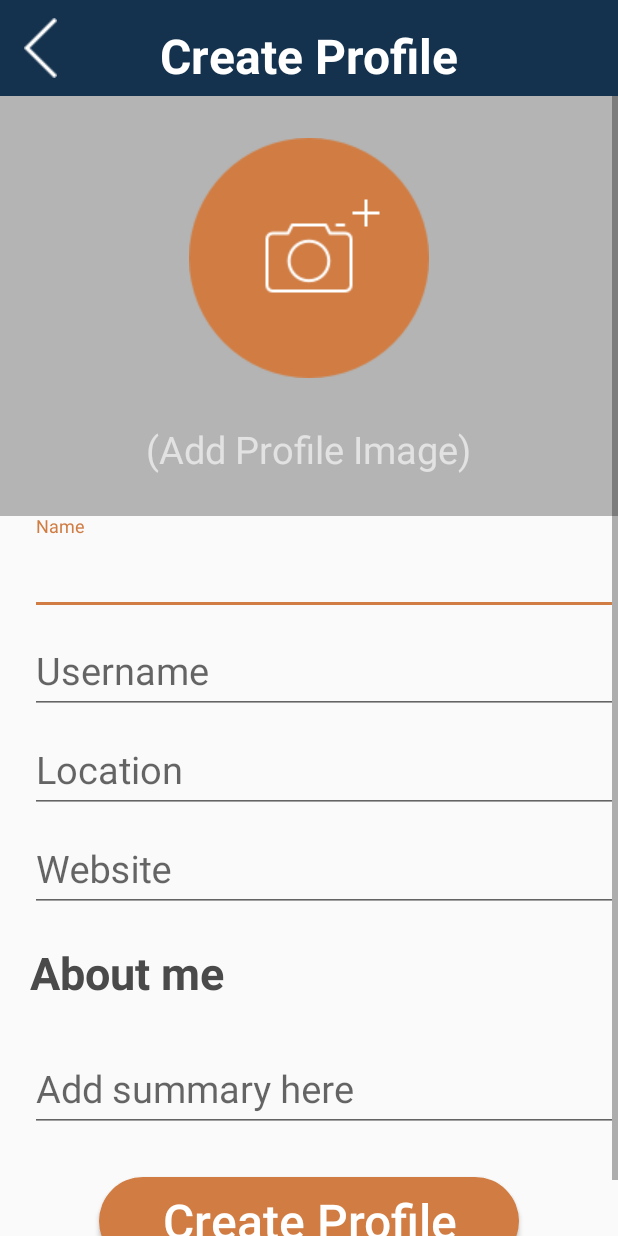
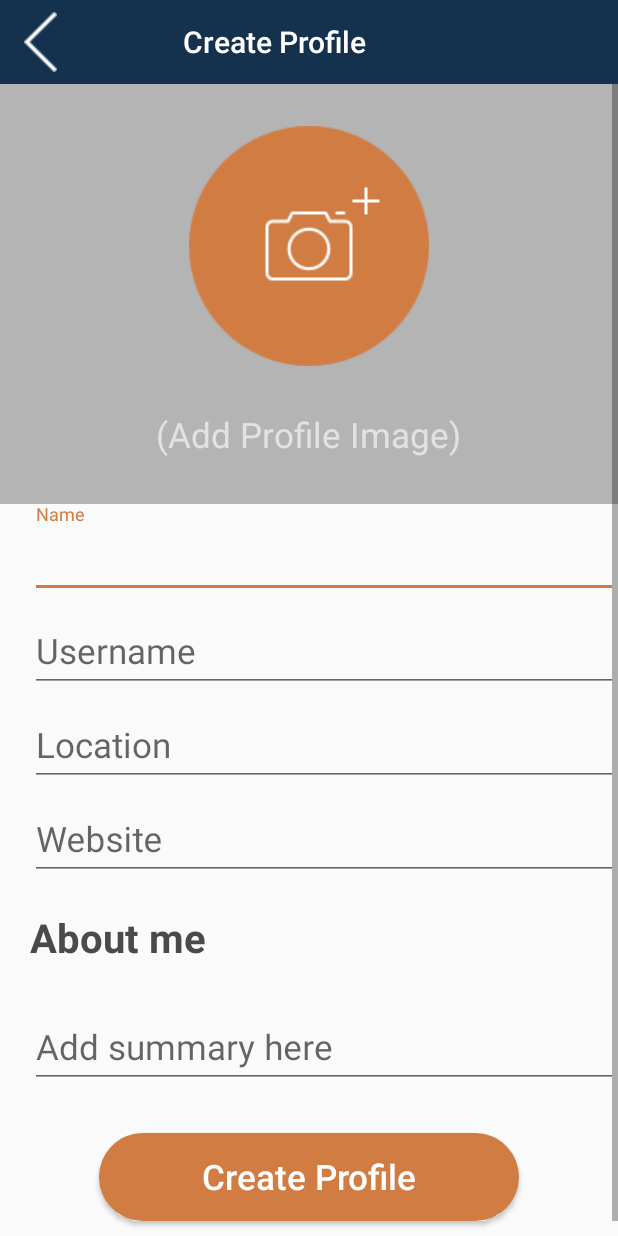
Before and after one commit to ImayaDismas/theforce, an Android app: the CreateProfile screen opened directly, with no data from a screen before it, on a phone screen of 412 x 824 dp. Run offline under Robolectric (Android 15) with nearby library versions, the phone set to English and light mode, and no system bars.

Commit message:
Edited the layout font sizes and titles

```diff
--- a/app/src/main/res/layout/activity_create_profile.xml
+++ b/app/src/main/res/layout/activity_create_profile.xml
@@ -3,24 +3,17 @@
     xmlns:tools="http://schemas.android.com/tools"
     android:layout_width="match_parent"
     android:layout_height="match_parent"
+    xmlns:app="http://schemas.android.com/apk/res-auto"
     tools:context="com.example.jaykayitare.theforce.CreateProfile">
     <android.support.v7.widget.Toolbar
+        xmlns:android="http://schemas.android.com/apk/res/android"
+        android:layout_width="match_parent"
+        android:layout_height="wrap_content"
+        android:background="@color/weirdblue"
         android:id="@+id/toolbar"
-        android:layout_width="match_parent"
-        android:layout_height="64dp"
-        android:background="@color/weirdblue"
-        android:minHeight="?attr/actionBarSize" />
-    <TextView
-        android:layout_width="wrap_content"
-        android:layout_height="wrap_content"
-        android:textAppearance="?android:attr/textAppearanceMedium"
-        android:text="@string/create_profile"
-        android:id="@+id/textView5"
-        android:textColor="#FFFFFF"
-        android:textStyle="bold"
-        android:textSize="48px"
-        android:layout_marginTop="15dp"
-        android:layout_centerHorizontal="true" />
+        android:theme="@style/ThemeOverlay.AppCompat.Dark.ActionBar"
+        app:title="Create Profile"
+        app:titleMarginStart="100dp"/>
     <ScrollView
         android:layout_height="wrap_content"
         android:layout_width="match_parent"
@@ -51,7 +44,7 @@
                 <TextView
                     android:id="@+id/add_image_text"
                     android:textColor="@color/addImageColor"
-                    android:textSize="25sp"
+                    android:textSize="35px"
                     android:text="(Add Profile Image)"
                     android:layout_centerHorizontal="true"
                     android:layout_below="@+id/imageButton"
@@ -71,7 +64,7 @@
                     <EditText
                         android:id="@+id/name"
                         android:hint="Name"
-                        android:textSize="25sp"
+                        android:textSize="35px"
                         android:textColorHint="@color/textgrey"
                         android:textColor="@color/textblack"
                         android:layout_width="match_parent"
@@ -88,7 +81,7 @@
                     <EditText
                         android:id="@+id/username"
                         android:hint="Username"
-                        android:textSize="25sp"
+                        android:textSize="35px"
                         android:textColorHint="@color/textgrey"
                         android:textColor="@color/textblack"
                         android:layout_width="match_parent"
@@ -105,7 +98,7 @@
                     <EditText
                         android:id="@+id/location"
                         android:hint="Location"
-                        android:textSize="25sp"
+                        android:textSize="35px"
                         android:textColorHint="@color/textgrey"
                         android:textColor="@color/textblack"
                         android:layout_width="match_parent"
@@ -122,7 +115,7 @@
                     <EditText
                         android:id="@+id/website"
                         android:hint="Website"
-                        android:textSize="25sp"
+                        android:textSize="35px"
                         android:textColorHint="@color/textgrey"
                         android:textColor="@color/textblack"
                         android:layout_width="match_parent"
@@ -134,7 +127,7 @@
                     android:textStyle="bold"
                     android:layout_marginTop="20dp"
                     android:layout_marginBottom="20dp"
-                    android:textSize="30sp"
+                    android:textSize="40px"
                     android:layout_below="@id/website_input_layout"
                     android:textColor="@color/textblack"
                     android:layout_width="wrap_content"
@@ -146,7 +139,7 @@
                     android:layout_height="wrap_content">
                     <EditText
                         android:id="@+id/summary"
-                        android:textSize="25sp"
+                        android:textSize="35px"
                         android:hint="Add summary here"
                         android:layout_width="match_parent"
                         android:layout_height="wrap_content" />
@@ -161,7 +154,7 @@
                     android:layout_below="@id/summary_input_layout"
                     android:background="@drawable/roundshapebtn"
                     android:focusableInTouchMode="false"
-                    android:textSize="48px"
+                    android:textSize="35px"
                     android:height="88px"
                     android:width="420px"
                     android:layout_width="wrap_content"
--- a/app/src/main/res/layout/activity_maindrawer.xml
+++ b/app/src/main/res/layout/activity_maindrawer.xml
@@ -6,6 +6,8 @@
     android:layout_height="match_parent"
     android:fitsSystemWindows="true"
     android:orientation="vertical">
+
+
 
     <android.support.v7.widget.Toolbar
         xmlns:android="http://schemas.android.com/apk/res/android"
--- a/app/src/main/res/layout/login.xml
+++ b/app/src/main/res/layout/login.xml
@@ -44,7 +44,7 @@
                 android:layout_centerHorizontal="true"
                 android:background="@drawable/roundshapebtn"
                 android:focusableInTouchMode="false"
-                android:textSize="48px"
+                android:textSize="35px"
                 android:width="420px"
                 android:textColorHint="#ffffff"
                 android:height="88px" />
@@ -58,7 +58,7 @@
                 android:layout_centerHorizontal="true"
                 android:layout_marginTop="87dp"
                 android:background="@drawable/roundshapebtn1"
-                android:textSize="48px"
+                android:textSize="35px"
                 android:width="420px"
                 android:textColorHint="#ffffff"
                 android:height="88px" />
--- a/app/src/main/res/layout/mainlogin_activity.xml
+++ b/app/src/main/res/layout/mainlogin_activity.xml
@@ -76,7 +76,7 @@
                 android:layout_centerHorizontal="true"
                 android:background="@drawable/roundshapebtn1"
                 android:focusableInTouchMode="false"
-                android:textSize="48px"
+                android:textSize="35px"
                 android:width="420px"
                 android:textColor="#ffffff"
                 android:height="88px" />
@@ -98,7 +98,7 @@
                 android:text="@string/forgot_password"
                 android:id="@+id/textView4"
                 android:textColor="#ffffff"
-                android:textSize="40px"
+                android:textSize="35px"
                 android:layout_below="@id/button"
                 android:layout_centerHorizontal="true"
                 android:layout_marginTop="60dp" />
--- a/app/src/main/res/layout/signup_activity.xml
+++ b/app/src/main/res/layout/signup_activity.xml
@@ -87,7 +87,7 @@
                 android:text="@string/i_accept_evrybit_terms_and_conditions"
                 android:id="@+id/textView3"
                 android:textColor="#ffffff"
-                android:textSize="40px"
+                android:textSize="35px"
                 android:layout_marginTop="30dp"
                 android:layout_below="@+id/editText3"
                 android:layout_centerHorizontal="true" />
@@ -102,7 +102,7 @@
                 android:layout_centerHorizontal="true"
                 android:background="@drawable/roundshapebtn"
                 android:focusableInTouchMode="false"
-                android:textSize="48px"
+                android:textSize="35px"
                 android:textColorHint="#FFFFFF"
                 android:width="420px"
                 android:textColor="#ffffff"
--- a/app/src/main/res/layout/tab_layout.xml
+++ b/app/src/main/res/layout/tab_layout.xml
@@ -11,10 +11,11 @@
         android:id="@+id/tabs"
         app:tabGravity="fill"
         app:tabMode="fixed"
-        android:background="@color/weirdblue"
-        app:tabIndicatorColor="@color/weirdblue"
+        android:background="#474747"
         app:tabSelectedTextColor="@color/buttonorange"
+        app:tabIndicatorColor="@color/buttonorange"
         app:tabTextColor="#ffffff"
+        app:tabTextAppearance="@style/MyCustomTabTextAppearance"
         android:layout_width="match_parent"
         android:layout_height="wrap_content">
     </android.support.design.widget.TabLayout>
--- a/app/src/main/res/values/styles.xml
+++ b/app/src/main/res/values/styles.xml
@@ -8,4 +8,9 @@
         <item name="colorAccent">@color/buttonorange</item>
     </style>
 
+    <style name="MyCustomTabTextAppearance" parent="TextAppearance.Design.Tab">
+        <item name="android:textSize">18sp</item>
+        <item name="textAllCaps">false</item>
+    </style>
+
 </resources>
```
Also changed, not shown: app/src/main/java/com/example/jaykayitare/theforce/MainActivityDrawer.java (+29 -1 lines), app/src/main/res/layout/activity_create_story.xml (+13 -17 lines).
